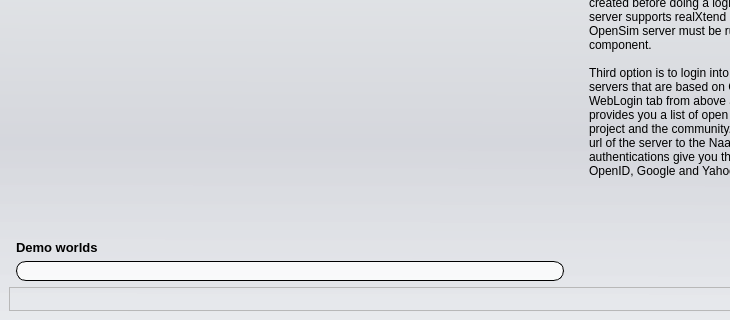
Qt form UiModule/ui/TraditionalLoginWidget.ui (realXtend/tundra) before a commit; both pictures show x 0 to 730 and y 192 to 512 of the 944 by 512 pixel window.
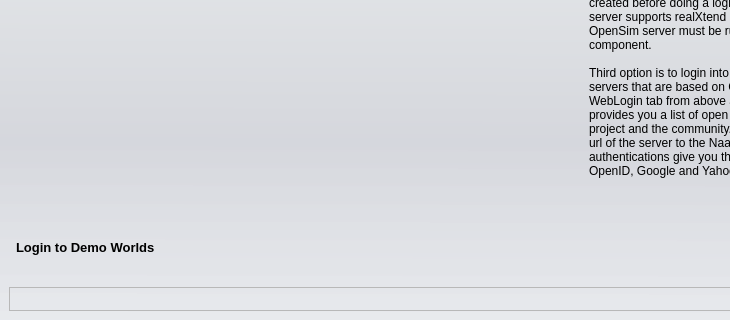
The same form after that commit.

Commit message: * Demo login now a nice button, with hover and clicked candy * When we get more demo worlds its very easy to add them as new buttons horisontally. Just make button images, open ui file, add QPushButton and copy paste how to do the stylesheets from existing one. Name the button appropriately, make new python function to handle the button click and logging into the server.

The edit to the form file:
```diff
--- a/UiModule/ui/TraditionalLoginWidget.ui
+++ b/UiModule/ui/TraditionalLoginWidget.ui
@@ -390,7 +390,7 @@
                </font>
               </property>
               <property name="text">
-               <string>Demo worlds</string>
+               <string>Login to Demo Worlds</string>
               </property>
               <property name="indent">
                <number>7</number>
@@ -398,14 +398,19 @@
              </widget>
             </item>
             <item>
+             <layout class="QHBoxLayout" name="horizontalLayout">
+              <property name="rightMargin">
+               <number>10</number>
+              </property>
+              <item>
              <widget class="QFrame" name="DemoWorldFrame">
               <property name="styleSheet">
                <string notr="true">QFrame#DemoWorldFrame {
-	background-color: rgba(255,255,255,200);
-	border: 1px solid rgba(0,0,0,255);
-	border-radius: 10px;
+	background-color: transparent;
+	border: 0px;
+	padding: 0px;
+	margin: 0px;
 	margin-left: 7px;
-	margin-right: 15px;
 }</string>
               </property>
               <property name="frameShape">
@@ -415,11 +420,32 @@
                <enum>QFrame::Raised</enum>
               </property>
               <layout class="QVBoxLayout" name="verticalLayout_5">
+                 <property name="spacing">
+                  <number>0</number>
+                 </property>
+                 <property name="margin">
+                  <number>0</number>
+                 </property>
                <item>
                 <layout class="QVBoxLayout" name="demoWorldsContainer"/>
                </item>
               </layout>
              </widget>
+              </item>
+              <item>
+               <spacer name="horizontalSpacer_4">
+                <property name="orientation">
+                 <enum>Qt::Horizontal</enum>
+                </property>
+                <property name="sizeHint" stdset="0">
+                 <size>
+                  <width>40</width>
+                  <height>20</height>
+                 </size>
+                </property>
+               </spacer>
+              </item>
+             </layout>
             </item>
            </layout>
           </item>
```
Lines whose indentation alone changed are shown as unchanged. The commit also changes 3 other files.
